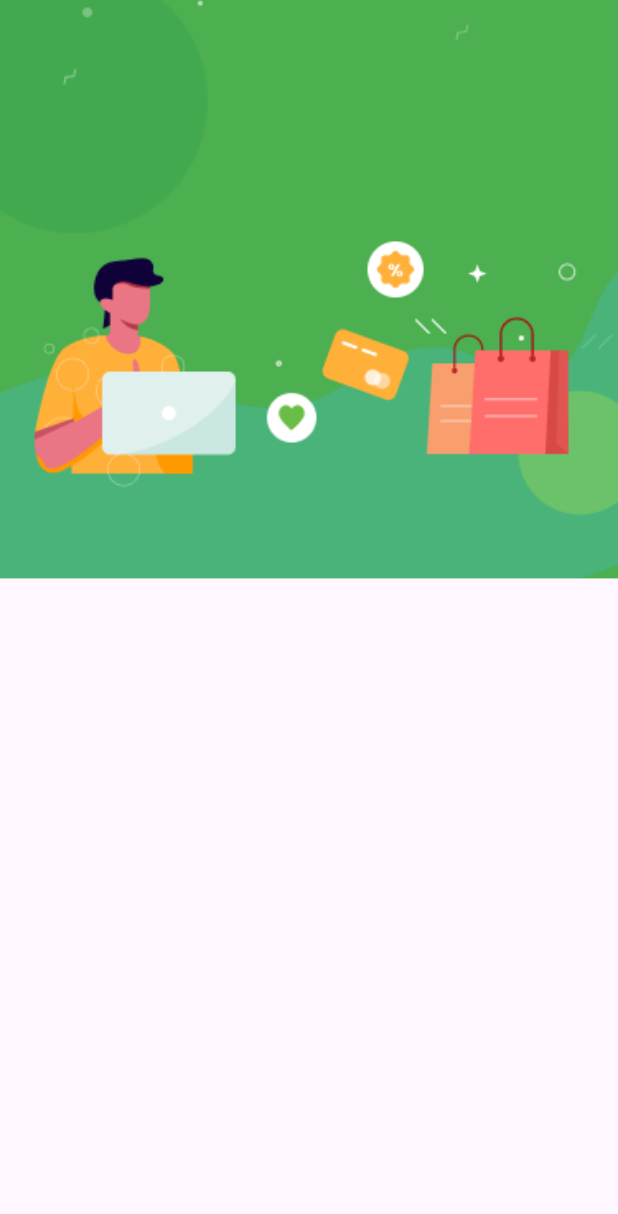
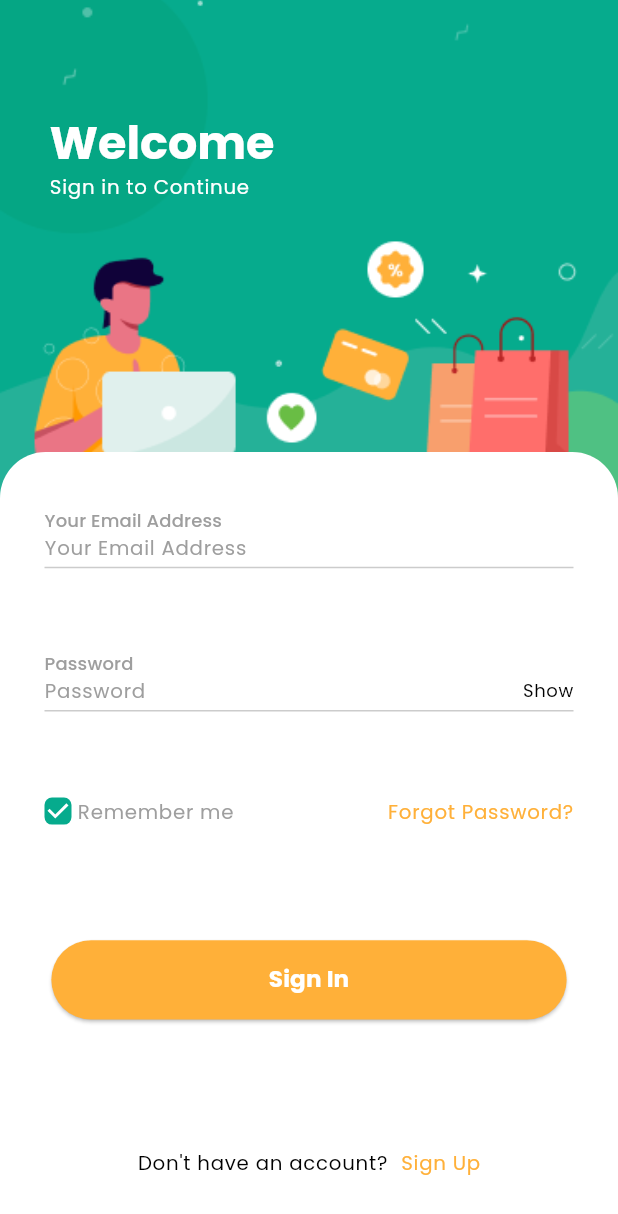
Before and after one commit to logicberry/shopping-app-mobile, a Flutter app: the screen it shows after launch, on a phone screen of 412 x 824 dp. Shown: the top 1214 px of the screen. Run offline on Flutter 3.47's test engine with Material 3 defaults, Android fonts, the phone set to English and light mode, and no system bars; our stand-ins replace flutter_screenutil, go_router.

Commit message:
🚀feat: add custom button and textfield widgets

```diff
--- a/lib/main.dart
+++ b/lib/main.dart
@@ -2,6 +2,8 @@ import 'package:flutter/material.dart';
 import 'package:flutter/services.dart';
 import 'package:flutter_screenutil/flutter_screenutil.dart';
 import 'package:shopapp/router.dart';
+
+import 'src/core/core.dart';
 
 void main() {
   WidgetsFlutterBinding.ensureInitialized();
@@ -25,6 +27,7 @@ class MyApp extends StatelessWidget {
             child: MaterialApp.router(
               debugShowCheckedModeBanner: false,
               title: 'Shopapp',
+              theme: AppTheme.theme,
               routerConfig: AppRouter().router,
             ),
           );
--- /dev/null
+++ b/lib/src/components/button.dart
@@ -0,0 +1,25 @@
+import 'package:flutter/material.dart';
+import 'package:flutter_screenutil/flutter_screenutil.dart';
+
+import '../core/core.dart';
+
+class SAActionButton extends StatelessWidget {
+  const SAActionButton({super.key, required this.title});
+
+  final String title;
+
+  @override
+  Widget build(BuildContext context) {
+    return SizedBox(
+      height: 60.h,
+      width: 320.w,
+      child: Card(
+        color: AppColors.secondaryColor,
+        shape: const StadiumBorder(),
+        child: Center(
+          child: Text(title, style: Theme.of(context).textTheme.labelLarge),
+        ),
+      ),
+    );
+  }
+}
--- /dev/null
+++ b/lib/src/components/textfield.dart
@@ -0,0 +1,101 @@
+import 'package:flutter/material.dart';
+import 'package:flutter_screenutil/flutter_screenutil.dart';
+
+import '../core/core.dart';
+
+class SATextField extends StatefulWidget {
+  final String? hintText, labeltext;
+  final TextEditingController? controller;
+  final Widget? icon, prefix;
+  final TextInputType? inputType;
+  final bool isPassword;
+
+  const SATextField(
+      {super.key,
+      this.hintText,
+      this.controller,
+      this.inputType,
+      this.labeltext,
+      this.icon,
+      this.isPassword = false,
+      this.prefix});
+
+  @override
+  State<SATextField> createState() => _SATextFieldState();
+}
+
+class _SATextFieldState extends State<SATextField> {
+  late bool _obscureText;
+  @override
+  void initState() {
+    _obscureText = widget.isPassword;
+    _obscureText = false;
+    super.initState();
+  }
+
+  void pass() {
+    setState(() {
+      _obscureText = !_obscureText;
+    });
+  }
+
+  @override
+  Widget build(BuildContext context) {
+    const UnderlineInputBorder defaultOutlineInputBorder = UnderlineInputBorder(
+      borderSide: BorderSide(width: 1, color: AppColors.grey),
+    );
+
+    const UnderlineInputBorder focusedOutlineInputBorder = UnderlineInputBorder(
+      borderSide: BorderSide(width: 1, color: AppColors.grey),
+    );
+    return SizedBox(
+      height: 57.h,
+      child: TextFormField(
+        obscureText: (widget.isPassword) ? !_obscureText : _obscureText,
+        style: TextStyle(
+            fontSize: 13.sp,
+            letterSpacing: 1,
+            decoration: TextDecoration.none,
+            decorationStyle: TextDecorationStyle.dotted,
+            decorationColor: AppColors.white),
+        controller: widget.controller,
+        keyboardType: widget.inputType ?? TextInputType.text,
+        textInputAction: TextInputAction.next,
+        cursorWidth: 1.5,
+        decoration: InputDecoration(
+            labelText: widget.hintText,
+            hintText: widget.hintText,
+            isDense: true,
+            floatingLabelStyle:
+                Theme.of(context).textTheme.titleMedium?.copyWith(
+                      height: 0.3,
+                      color: Colors.grey,
+                    ),
+            floatingLabelBehavior: FloatingLabelBehavior.always,
+            labelStyle: Theme.of(context).textTheme.bodySmall?.copyWith(
+                  color: Colors.grey,
+                ),
+            hintStyle: Theme.of(context).textTheme.bodyLarge?.copyWith(
+                  color: Colors.grey,
+                ),
+            prefixIcon: widget.prefix,
+            suffix: (widget.isPassword)
+                ? GestureDetector(
+                    onTap: pass,
+                    child: Text(
+                      _obscureText ? 'Hide' : 'Show',
+                      style: Theme.of(context)
+                          .textTheme
+                          .bodySmall
+                          ?.copyWith(color: AppColors.black),
+                    ),
+                  )
+                : null,
+            border: defaultOutlineInputBorder,
+            enabledBorder: defaultOutlineInputBorder,
+            focusedBorder: focusedOutlineInputBorder),
+        cursorColor: AppColors.black,
+      ),
+    );
+  }
+}
--- a/lib/src/core/app_colors.dart
+++ b/lib/src/core/app_colors.dart
@@ -10,6 +10,8 @@ class AppColors {
   static const Color pink = Color(0xFFF3D9E8);
   static const Color white = Color(0xFFFFFFFF);
   static const Color ash = Color(0xFFF3F7F9);
+  static const Color grey = Color(0xFFCCCCCC);
+
   // static const Gradient linew = LinearGradient(
   //     colors: [Color(0xFF376AED), Color(0xFF49B0E2), Color(0xFF9CECFB)]);
 }
--- a/lib/src/core/app_theme.dart
+++ b/lib/src/core/app_theme.dart
@@ -11,9 +11,7 @@ class AppTheme {
 
     //BODY
     bodyLarge: TextStyle(
-      fontSize: 12.sp,
-      color: AppColors.black,
-    ),
+        fontSize: 12.sp, color: AppColors.black, fontWeight: FontWeight.w400),
 
     //LABEL
     labelLarge: TextStyle(
@@ -25,8 +23,5 @@ class AppTheme {
     fontFamily: 'Poppins',
     textTheme: textTheme,
     primaryTextTheme: textTheme,
-    primaryIconTheme: const IconThemeData(
-      color: AppColors.black,
-    ),
   );
 }
--- a/lib/src/features/Authentication/signup.dart
+++ b/lib/src/features/Authentication/signup.dart
@@ -1,24 +1,155 @@
 import 'package:flutter/material.dart';
 import 'package:flutter_screenutil/flutter_screenutil.dart';
-import 'package:shopapp/src/core/asset-manager/app_assets.dart';
+import 'package:shopapp/src/components/button.dart';
+import 'package:shopapp/src/components/textfield.dart';
+import 'package:shopapp/src/core/core.dart';
 
-class SignUpPage extends StatelessWidget {
+class SignUpPage extends StatefulWidget {
   const SignUpPage({super.key});
 
   @override
+  State<SignUpPage> createState() => _SignUpPageState();
+}
+
+class _SignUpPageState extends State<SignUpPage> {
+  static final TextEditingController _emailController = TextEditingController();
+  static final TextEditingController _passwordController =
+      TextEditingController();
+  static final GlobalKey<FormState> _signinKey = GlobalKey<FormState>();
+  @override
   Widget build(BuildContext context) {
     return Scaffold(
-        body: Column(
-      children: [
+      backgroundColor: AppColors.primaryColor,
+      body: Stack(children: [
+        Column(children: [
           Container(
               height: 380.h,
               width: double.infinity,
-            color: Colors.green,
-            child: Image.asset(
+              decoration: const BoxDecoration(
+                color: AppColors.primaryColor,
+                image: DecorationImage(
+                    image: AssetImage(
                       ImagePath.welcome,
-              fit: BoxFit.cover,
+                    ),
+                    fit: BoxFit.cover),
+              ),
+              child: Padding(
+                padding: EdgeInsets.only(left: 30.w),
+                child: Column(
+                    crossAxisAlignment: CrossAxisAlignment.start,
+                    children: [
+                      Space.height(75),
+                      Text('Welcome',
+                          style: Theme.of(context).textTheme.headlineLarge),
+                      Text('Sign in to Continue',
+                          style: Theme.of(context)
+                              .textTheme
+                              .bodyLarge
+                              ?.copyWith(color: AppColors.white))
+                    ]),
+              )),
+        ]),
+        Positioned(
+            top: 297.h,
+            child: Container(
+              height: 527.h,
+              width: 375.w,
+              decoration: BoxDecoration(
+                color: AppColors.white,
+                borderRadius: BorderRadius.only(
+                    topLeft: Radius.circular(30.r),
+                    topRight: Radius.circular(30.r)),
+              ),
+              child: Padding(
+                padding:
+                    EdgeInsets.symmetric(horizontal: 27.0.w, vertical: 35.h),
+                child: Form(
+                  key: _signinKey,
+                  child: Column(children: [
+                    SATextField(
+                      controller: _emailController,
+                      hintText: 'Your Email Address',
+                      labeltext: 'Your Email Address',
+                      inputType: TextInputType.emailAddress,
+                    ),
+                    Space.height(37),
+                    SATextField(
+                      controller: _passwordController,
+                      isPassword: true,
+                      hintText: 'Password',
+                      labeltext: 'Password',
+                      inputType: TextInputType.emailAddress,
+                    ),
+                    Space.height(40),
+                    Row(
+                      mainAxisAlignment: MainAxisAlignment.spaceBetween,
+                      children: [
+                        Row(
+                          children: [
+                            SizedBox(
+                              height: 18,
+                              width: 18,
+                              child: Checkbox(
+                                  shape: RoundedRectangleBorder(
+                                      borderRadius: BorderRadius.circular(5)),
+                                  side: const BorderSide(
+                                      width: 0.5, color: AppColors.grey),
+                                  value: true,
+                                  activeColor: AppColors.primaryColor,
+                                  onChanged: (v) {}),
+                            ),
+                            const SizedBox(
+                              width: 4,
+                            ),
+                            Text('Remember me',
+                                style: Theme.of(context)
+                                    .textTheme
+                                    .bodyLarge
+                                    ?.copyWith(
+                                      color: Colors.grey,
                                     )),
                           ],
-    ));
+                        ),
+                        GestureDetector(
+                          onTap: () {},
+                          child: Text('Forgot Password?',
+                              style: Theme.of(context)
+                                  .textTheme
+                                  .bodyLarge
+                                  ?.copyWith(
+                                    color: AppColors.secondaryColor,
+                                  )),
+                        )
+                      ],
+                    ),
+                    Space.height(71),
+                    const SAActionButton(
+                      title: 'Sign In',
+                    ),
+                    Space.height(80),
+                    Row(
+                      mainAxisAlignment: MainAxisAlignment.center,
+                      children: [
+                        Text(
+                          'Don\'t have an account?',
+                          style: Theme.of(context).textTheme.bodyLarge,
+                        ),
+                        Space.width(8),
+                        GestureDetector(
+                            child: Text(
+                          'Sign Up',
+                          style: Theme.of(context)
+                              .textTheme
+                              .bodyLarge
+                              ?.copyWith(color: AppColors.secondaryColor),
+                        ))
+                      ],
+                    ),
+                  ]),
+                ),
+              ),
+            ))
+      ]),
+    );
   }
 }
```
Lines whose indentation alone changed are shown as unchanged.
